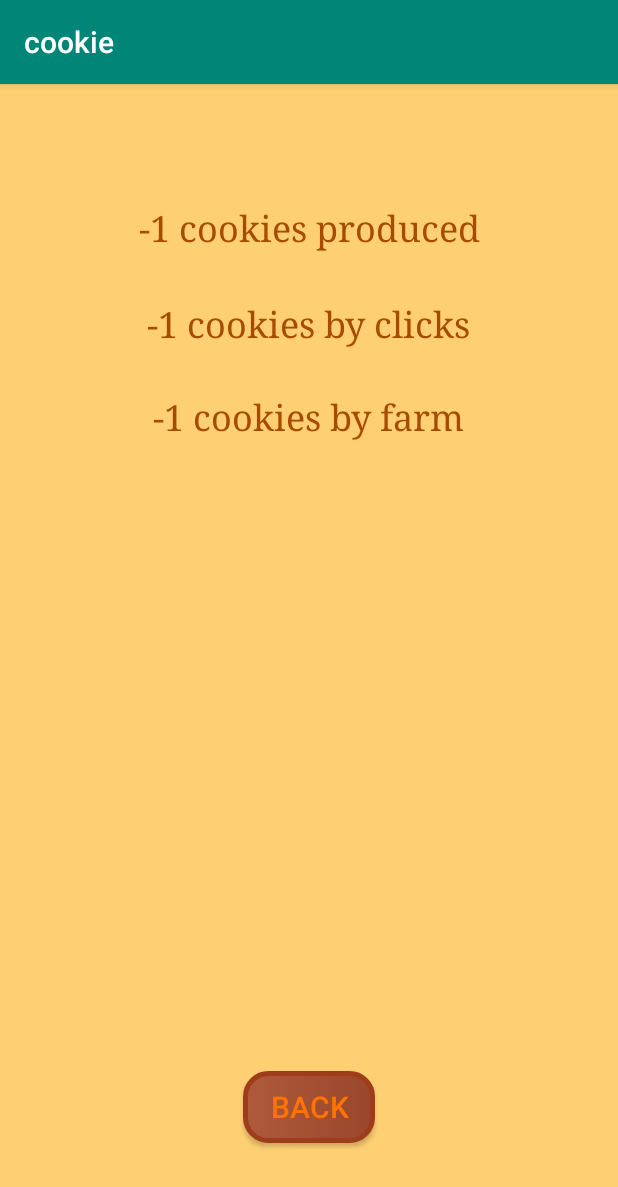
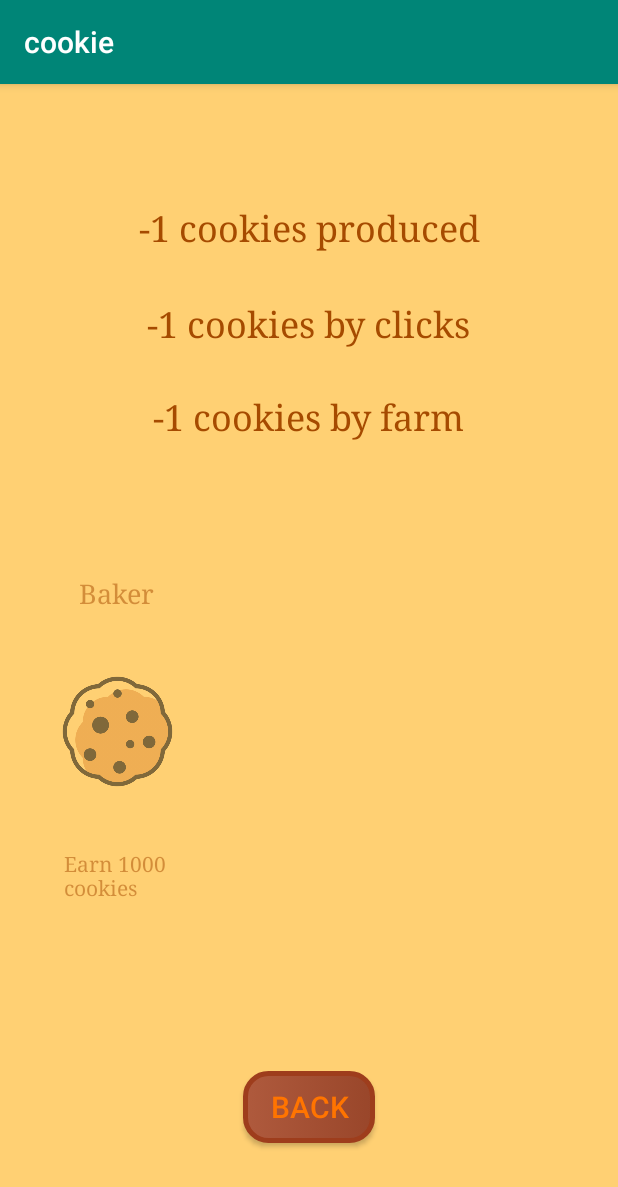
Before and after one commit to BigSaaber/cookie, an Android app: the StatisticActivity screen opened directly, with no data from a screen before it, on a phone screen of 412 x 824 dp. Shown: the top 1187 px of the screen. Run offline under Robolectric (Android 15) with nearby library versions, the phone set to English and light mode, and no system bars.

Commit message:
first normal change
hah

```diff
--- a/app/src/main/java/e/max_1l/not_a_virus/StatisticActivity.java
+++ b/app/src/main/java/e/max_1l/not_a_virus/StatisticActivity.java
@@ -1,28 +1,36 @@
 package e.max_1l.not_a_virus;
 
 import android.content.Intent;
+import android.os.Build;
+import android.support.annotation.RequiresApi;
 import android.support.v7.app.AppCompatActivity;
 import android.os.Bundle;
+import android.util.Log;
 import android.view.View;
 import android.widget.Button;
+import android.widget.ImageView;
 import android.widget.TextView;
 
 public class StatisticActivity extends AppCompatActivity implements View.OnClickListener {
-    TextView allcookies, clickcookies, farmcookies ;
-    int allc, num, clickc, farmc ;
+    TextView allcookies, clickcookies, farmcookies,ach1name, ach1cond ;
+    ImageView ach1;
+    int allc, num, clickc, farmc,flag=0 ;
     Button back ;
 
     @Override
     protected void onCreate(Bundle savedInstanceState) {
         super.onCreate(savedInstanceState);
         setContentView(R.layout.activity_statistic);
-
+        ach1 = findViewById(R.id.ach1);
+        ach1name = findViewById(R.id.ach1name);
+        ach1cond = findViewById(R.id.ach1cond);
         allcookies = findViewById(R.id.allcookies) ;
         clickcookies = findViewById(R.id.clickcookies) ;
         farmcookies = findViewById(R.id.farmcookies) ;
         back = findViewById(R.id.back) ;
 
         back.setOnClickListener(this);
+        ach1.setOnClickListener(this);
 
         allc = getIntent().getIntExtra("allc", -1 ) ;
         num = getIntent().getIntExtra("num", -1 ) ;
@@ -32,8 +40,16 @@ public class StatisticActivity extends AppCompatActivity implements View.OnClick
         allcookies.setText(allc+" cookies produced");
         clickcookies.setText(clickc+" cookies by clicks");
         farmcookies.setText(farmc+" cookies by farm");
+
+        if (allc>=1000){
+            ach1.setAlpha((float)1);
+            ach1name.setAlpha((float)1);
+            ach1cond.setAlpha((float)1);
+        }
+
+
+
     }
-
     @Override
     public void onClick(View v) {
         switch (v.getId()){
@@ -45,6 +61,7 @@ public class StatisticActivity extends AppCompatActivity implements View.OnClick
                 g.putExtra("farmc", farmc) ;
                 setResult(RESULT_OK,g);
                 finish();
+                break;
         }
     }
 }
--- a/app/src/main/res/layout/activity_statistic.xml
+++ b/app/src/main/res/layout/activity_statistic.xml
@@ -87,4 +87,68 @@
         android:textColor="@color/colorBrownText"
         android:textSize="24sp"
         android:typeface="serif"/>
+
+    <ImageView
+        android:id="@+id/ach1"
+        android:layout_width="90dp"
+        android:layout_height="90dp"
+        android:layout_marginStart="8dp"
+        android:layout_marginLeft="8dp"
+        android:layout_marginTop="8dp"
+        android:layout_marginEnd="8dp"
+        android:layout_marginRight="8dp"
+        android:layout_marginBottom="8dp"
+        android:alpha="0.5"
+        app:layout_constraintBottom_toBottomOf="parent"
+        app:layout_constraintEnd_toEndOf="parent"
+        app:layout_constraintHorizontal_bias="0.082"
+        app:layout_constraintStart_toStartOf="parent"
+        app:layout_constraintTop_toTopOf="parent"
+        app:layout_constraintVertical_bias="0.572"
+        app:srcCompat="@drawable/ach1" />
+
+    <TextView
+        android:id="@+id/ach1name"
+        android:layout_width="wrap_content"
+        android:layout_height="wrap_content"
+        android:layout_marginStart="8dp"
+        android:layout_marginLeft="8dp"
+        android:layout_marginTop="8dp"
+        android:layout_marginEnd="8dp"
+        android:layout_marginRight="8dp"
+        android:layout_marginBottom="8dp"
+        android:alpha="0.5"
+        android:text="Baker"
+        android:textColor="@color/colorBrownText"
+        android:textSize="18sp"
+        android:typeface="serif"
+        app:layout_constraintBottom_toBottomOf="parent"
+        app:layout_constraintEnd_toEndOf="parent"
+        app:layout_constraintHorizontal_bias="0.129"
+        app:layout_constraintStart_toStartOf="parent"
+        app:layout_constraintTop_toTopOf="parent"
+        app:layout_constraintVertical_bias="0.439" />
+
+    <TextView
+        android:id="@+id/ach1cond"
+        android:layout_width="81dp"
+        android:layout_height="wrap_content"
+        android:layout_marginStart="8dp"
+        android:layout_marginLeft="8dp"
+        android:layout_marginTop="8dp"
+        android:layout_marginEnd="8dp"
+        android:layout_marginRight="8dp"
+        android:layout_marginBottom="8dp"
+        android:alpha="0.5"
+        android:text="Earn 1000 cookies"
+        android:textColor="@color/colorBrownText"
+        android:textSize="14sp"
+        android:typeface="serif"
+        app:layout_constraintBottom_toBottomOf="parent"
+        app:layout_constraintEnd_toEndOf="parent"
+        app:layout_constraintHorizontal_bias="0.111"
+        app:layout_constraintStart_toStartOf="parent"
+        app:layout_constraintTop_toTopOf="parent"
+        app:layout_constraintVertical_bias="0.7" />
+
 </android.support.constraint.ConstraintLayout>
```
Also changed, not shown: app/src/main/res/drawable/ach1.png (added).
